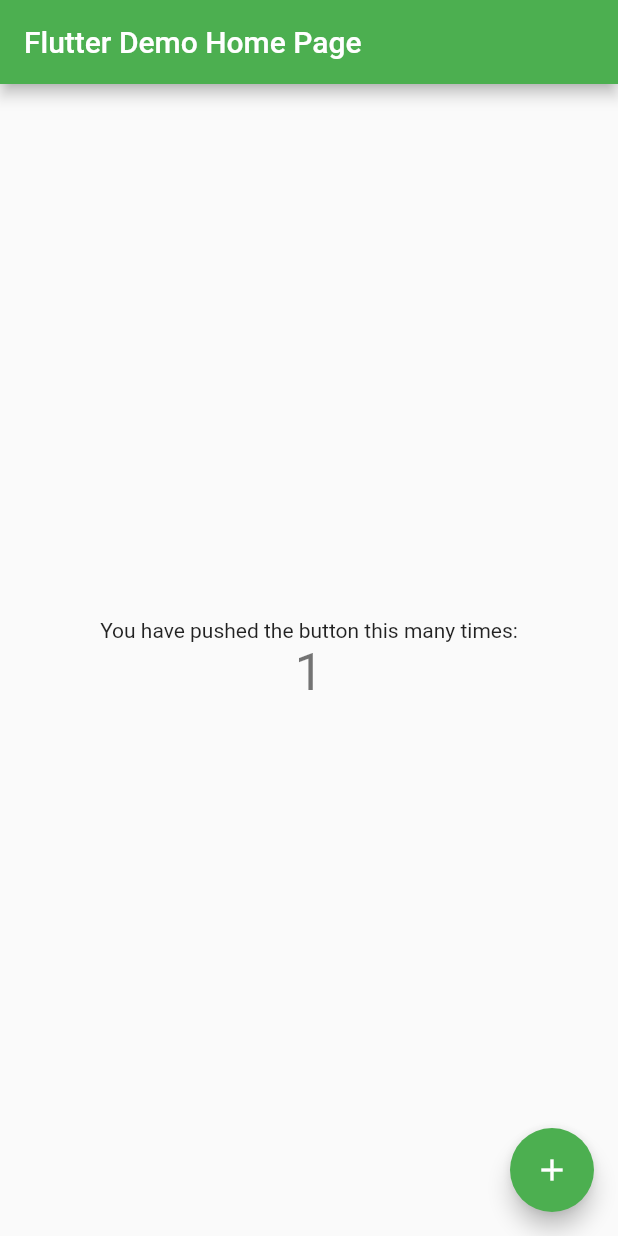
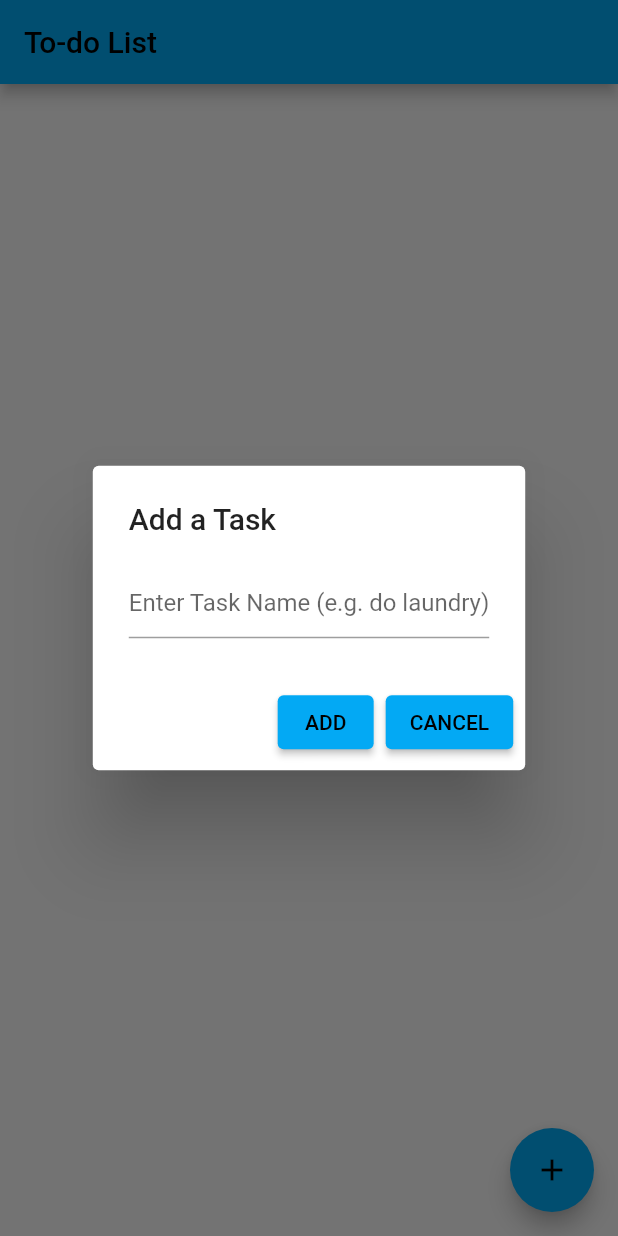
Before and after one commit to matthewkhle/Todo-List, a Flutter app: the screen it shows after launch, after a tap on the "add" icon, on a phone screen of 412 x 824 dp. Run offline on Flutter 3.47's test engine with Material 2 defaults, Android fonts, the phone set to English and light mode, and no system bars.

Commit message:
Create list and functionality to add new items

```diff
--- /dev/null
+++ b/lib/home.dart
@@ -0,0 +1,76 @@
+import 'package:flutter/material.dart';
+
+class Home extends StatefulWidget {
+  const Home({Key? key}) : super(key: key);
+
+  @override
+  State<Home> createState() => _HomeState();
+}
+
+class _HomeState extends State<Home> {
+  // save data
+  final List<String> todoList = <String>[];
+  // text field
+  final TextEditingController _textFieldController = TextEditingController();
+  @override
+  Widget build(BuildContext context) {
+    return Scaffold(
+      appBar: AppBar(
+        title: const Text('To-do List'),
+      ),
+      body: ListView(
+        children: [
+          for (var todo in todoList)
+            // !!!!!!
+            // could improve "ListTile" to look better or have functionality
+            ListTile(
+              title: Text(todo),
+            ),
+        ],
+      ),
+      // add items to the to-do list
+      floatingActionButton: FloatingActionButton(
+          onPressed: () => Future.delayed(
+                Duration.zero,
+                () => displayDialog(context),
+              ),
+          tooltip: 'Add Item',
+          child: const Icon(Icons.add)),
+    );
+  }
+
+  Future displayDialog(BuildContext context) {
+    return showDialog(
+        context: context,
+        builder: (BuildContext context) {
+          return AlertDialog(
+            title: const Text('Add a Task'),
+            content: TextField(
+              controller: _textFieldController,
+              decoration: const InputDecoration(
+                  hintText: 'Enter Task Name (e.g. do laundry)'),
+            ),
+            actions: <Widget>[
+              // add button
+              ElevatedButton(
+                child: const Text('ADD'),
+                onPressed: () {
+                  setState(() {
+                    todoList.add(_textFieldController.text);
+                    _textFieldController.clear();
+                    Navigator.of(context).pop();
+                  });
+                },
+              ),
+              // Cancel button
+              ElevatedButton(
+                child: const Text('CANCEL'),
+                onPressed: () {
+                  Navigator.of(context).pop();
+                },
+              )
+            ],
+          );
+        });
+  }
+}
--- a/lib/main.dart
+++ b/lib/main.dart
@@ -1,4 +1,6 @@
 import 'package:flutter/material.dart';
+
+import 'home.dart';
 
 void main() {
   runApp(const MyApp());
@@ -7,110 +9,15 @@ void main() {
 class MyApp extends StatelessWidget {
   const MyApp({Key? key}) : super(key: key);
 
-  // This widget is the root of your application.
   @override
   Widget build(BuildContext context) {
     return MaterialApp(
       title: 'Flutter Demo',
       debugShowCheckedModeBanner: false,
       theme: ThemeData(
-        // This is the theme of your application.
-        //
-        // Try running your application with "flutter run". You'll see the
-        // application has a blue toolbar. Then, without quitting the app, try
-        // changing the primarySwatch below to Colors.green and then invoke
-        // "hot reload" (press "r" in the console where you ran "flutter run",
-        // or simply save your changes to "hot reload" in a Flutter IDE).
-        // Notice that the counter didn't reset back to zero; the application
-        // is not restarted.
-        primarySwatch: Colors.green,
+        primarySwatch: Colors.lightBlue,
       ),
-      home: const MyHomePage(title: 'Flutter Demo Home Page'),
+      home: const Home(),
     );
   }
 }
-
-class MyHomePage extends StatefulWidget {
-  const MyHomePage({Key? key, required this.title}) : super(key: key);
-
-  // This widget is the home page of your application. It is stateful, meaning
-  // that it has a State object (defined below) that contains fields that affect
-  // how it looks.
-
-  // This class is the configuration for the state. It holds the values (in this
-  // case the title) provided by the parent (in this case the App widget) and
-  // used by the build method of the State. Fields in a Widget subclass are
-  // always marked "final".
-
-  final String title;
-
-  @override
-  State<MyHomePage> createState() => _MyHomePageState();
-}
-
-class _MyHomePageState extends State<MyHomePage> {
-  int _counter = 0;
-
-  void _incrementCounter() {
-    setState(() {
-      // This call to setState tells the Flutter framework that something has
-      // changed in this State, which causes it to rerun the build method below
-      // so that the display can reflect the updated values. If we changed
-      // _counter without calling setState(), then the build method would not be
-      // called again, and so nothing would appear to happen.
-      _counter++;
-    });
-  }
-
-  @override
-  Widget build(BuildContext context) {
-    // This method is rerun every time setState is called, for instance as done
-    // by the _incrementCounter method above.
-    //
-    // The Flutter framework has been optimized to make rerunning build methods
-    // fast, so that you can just rebuild anything that needs updating rather
-    // than having to individually change instances of widgets.
-    return Scaffold(
-      appBar: AppBar(
-        // Here we take the value from the MyHomePage object that was created by
-        // the App.build method, and use it to set our appbar title.
-        title: Text(widget.title),
-      ),
-      body: Center(
-        // Center is a layout widget. It takes a single child and positions it
-        // in the middle of the parent.
-        child: Column(
-          // Column is also a layout widget. It takes a list of children and
-          // arranges them vertically. By default, it sizes itself to fit its
-          // children horizontally, and tries to be as tall as its parent.
-          //
-          // Invoke "debug painting" (press "p" in the console, choose the
-          // "Toggle Debug Paint" action from the Flutter Inspector in Android
-          // Studio, or the "Toggle Debug Paint" command in Visual Studio Code)
-          // to see the wireframe for each widget.
-          //
-          // Column has various properties to control how it sizes itself and
-          // how it positions its children. Here we use mainAxisAlignment to
-          // center the children vertically; the main axis here is the vertical
-          // axis because Columns are vertical (the cross axis would be
-          // horizontal).
-          mainAxisAlignment: MainAxisAlignment.center,
-          children: <Widget>[
-            const Text(
-              'You have pushed the button this many times:',
-            ),
-            Text(
-              '$_counter',
-              style: Theme.of(context).textTheme.headline4,
-            ),
-          ],
-        ),
-      ),
-      floatingActionButton: FloatingActionButton(
-        onPressed: _incrementCounter,
-        tooltip: 'Increment',
-        child: const Icon(Icons.add),
-      ), // This trailing comma makes auto-formatting nicer for build methods.
-    );
-  }
-}
```
